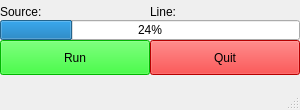
The window that main_gui.ui (VIRAC-SPACE/Maser-Data-Processing-Suite) describes before a commit, drawn with Qt 5.
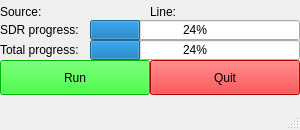
The same window after the commit.

```diff
--- a/main_gui.ui
+++ b/main_gui.ui
@@ -7,7 +7,7 @@
     <x>0</x>
     <y>0</y>
     <width>300</width>
-    <height>110</height>
+    <height>130</height>
    </rect>
   </property>
   <property name="windowTitle">
@@ -21,7 +21,7 @@
     <property name="geometry">
      <rect>
       <x>150</x>
-      <y>40</y>
+      <y>60</y>
       <width>150</width>
       <height>35</height>
      </rect>
@@ -529,9 +529,9 @@
    <widget class="QProgressBar" name="progressBar">
     <property name="geometry">
      <rect>
-      <x>0</x>
-      <y>20</y>
-      <width>300</width>
+      <x>90</x>
+      <y>40</y>
+      <width>210</width>
       <height>20</height>
      </rect>
     </property>
@@ -569,7 +569,7 @@
     <property name="geometry">
      <rect>
       <x>0</x>
-      <y>40</y>
+      <y>60</y>
       <width>150</width>
       <height>35</height>
      </rect>
@@ -1074,6 +1074,45 @@
      <string>Run</string>
     </property>
    </widget>
+   <widget class="QProgressBar" name="sdr_ProgressBar">
+    <property name="geometry">
+     <rect>
+      <x>90</x>
+      <y>20</y>
+      <width>210</width>
+      <height>20</height>
+     </rect>
+    </property>
+    <property name="value">
+     <number>24</number>
+    </property>
+   </widget>
+   <widget class="QLabel" name="source_label_2">
+    <property name="geometry">
+     <rect>
+      <x>0</x>
+      <y>20</y>
+      <width>90</width>
+      <height>20</height>
+     </rect>
+    </property>
+    <property name="text">
+     <string>SDR progress:</string>
+    </property>
+   </widget>
+   <widget class="QLabel" name="source_label_3">
+    <property name="geometry">
+     <rect>
+      <x>0</x>
+      <y>40</y>
+      <width>90</width>
+      <height>20</height>
+     </rect>
+    </property>
+    <property name="text">
+     <string>Total progress:</string>
+    </property>
+   </widget>
   </widget>
   <widget class="QStatusBar" name="statusbar"/>
  </widget>
```
Left out of the diff: 2 changed lines with no effect on the pictures.
